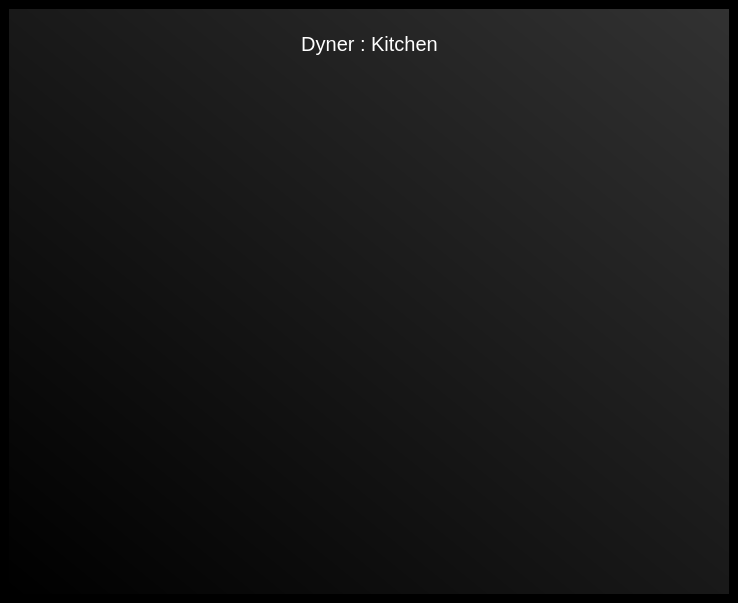
The window that kitchen.ui (Anmol-A-jain/kitchenDyner) describes before a commit, drawn with Qt 5.
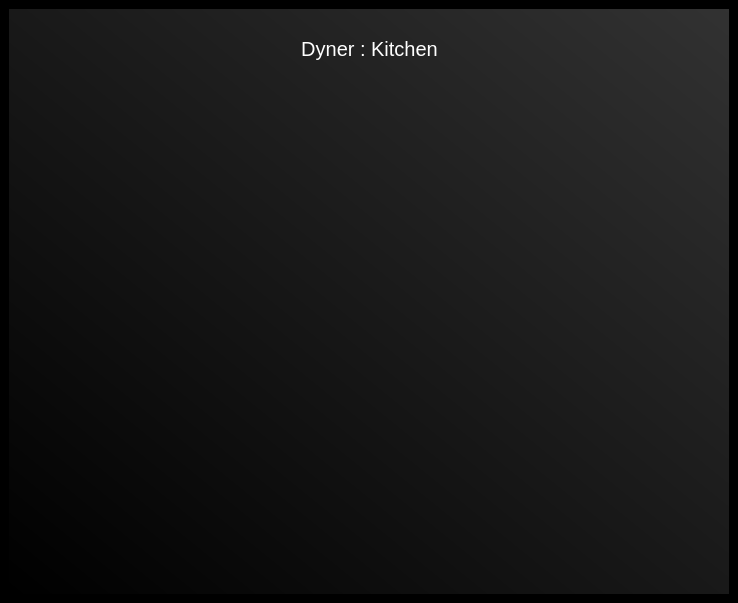
The same window after the commit. Icons and pictures are not drawn.

```diff
--- a/kitchen.ui
+++ b/kitchen.ui
@@ -84,7 +84,7 @@
            <number>10</number>
           </property>
           <property name="bottomMargin">
-           <number>10</number>
+           <number>0</number>
           </property>
           <item>
            <spacer name="horizontalSpacer">
@@ -193,7 +193,7 @@
                 <number>9</number>
                </property>
                <property name="topMargin">
-                <number>9</number>
+                <number>0</number>
                </property>
                <property name="rightMargin">
                 <number>9</number>
```
